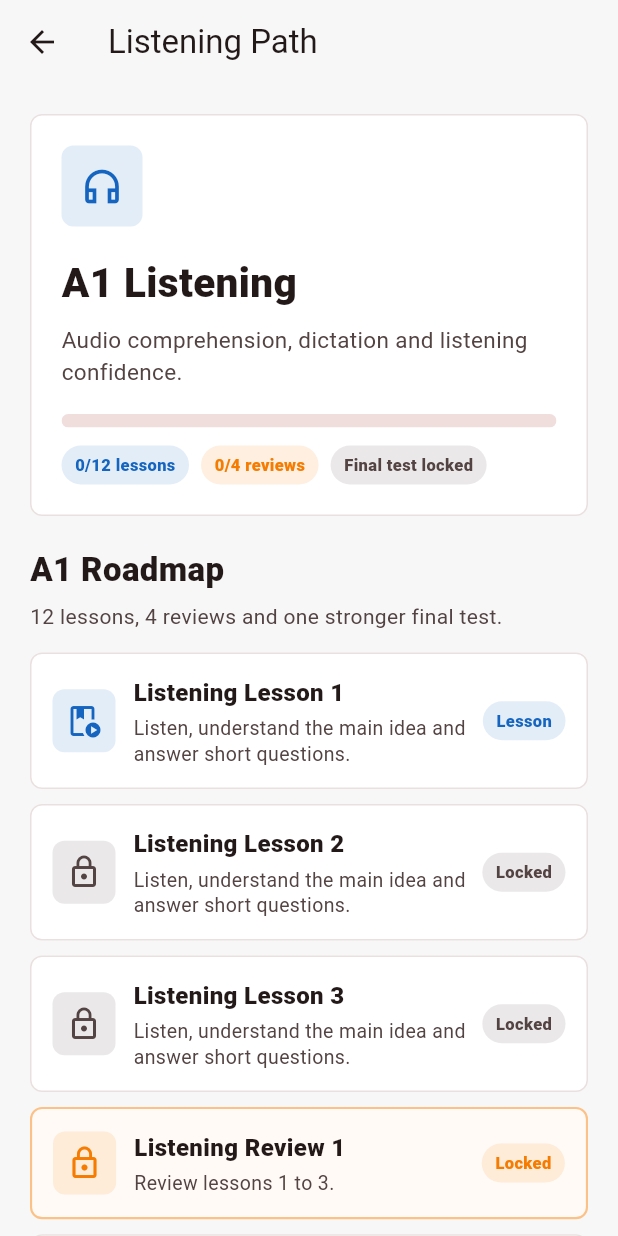
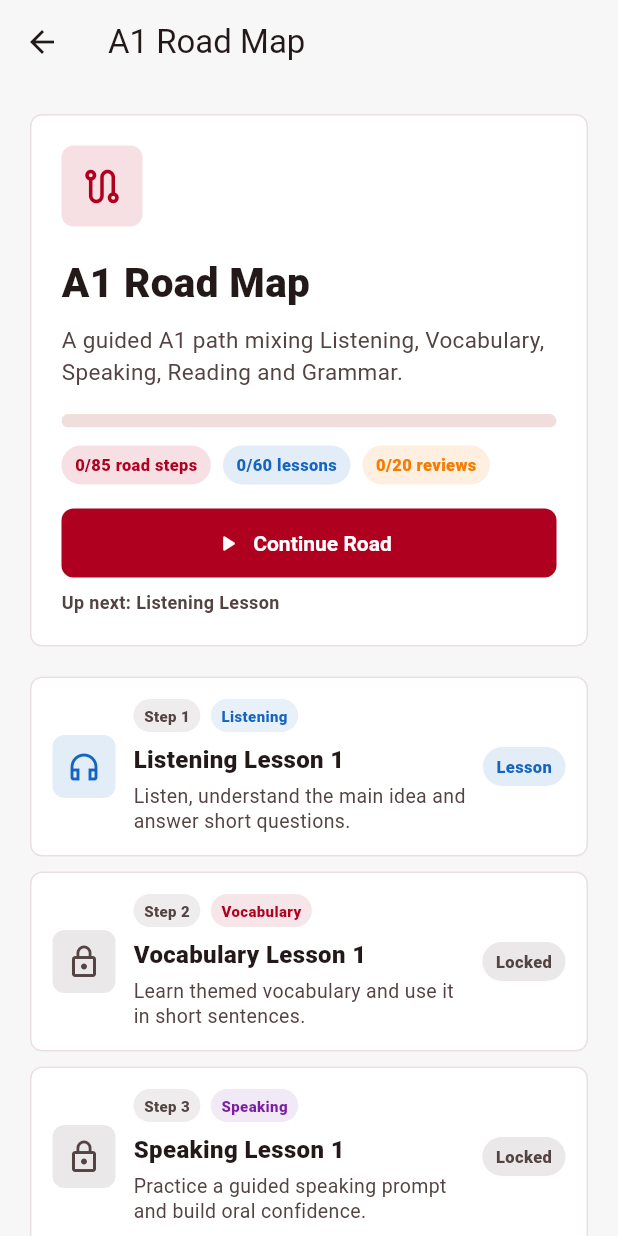
Before and after one commit to vitormendonca/speaknation_app, a Flutter app: the StudentHomeScreen screen opened directly, after a tap on "Continue A1 Road", on a phone screen of 412 x 824 dp. Run offline on Flutter 3.47's test engine with Material 3 defaults, Android fonts, the phone set to English and light mode, and no system bars; our stand-ins replace audioplayers, shared_preferences, supabase_flutter; accounts and stored records are empty; Roboto replaces fonts that are missing (Arial).

Commit message:
Add mixed A1 roadmap

```diff
--- /dev/null
+++ b/lib/screens/student/student_a1_roadmap_screen.dart
@@ -0,0 +1,541 @@
+import 'package:flutter/material.dart';
+
+import '../../data/learning_path_data.dart';
+import '../../models/learning_path_step.dart';
+import '../../services/learning_path_progress_service.dart';
+import '../../theme/app_theme.dart';
+import 'student_learning_step_screen.dart';
+
+class StudentA1RoadmapScreen extends StatefulWidget {
+  const StudentA1RoadmapScreen({super.key});
+
+  @override
+  State<StudentA1RoadmapScreen> createState() => _StudentA1RoadmapScreenState();
+}
+
+class _StudentA1RoadmapScreenState extends State<StudentA1RoadmapScreen> {
+  static const List<String> _roadSkillOrder = [
+    'listening',
+    'vocabulary',
+    'speaking',
+    'reading',
+    'homework',
+  ];
+
+  Set<String> completedStepIds = {};
+  bool isLoading = true;
+
+  List<LearningPathStep> get roadSteps {
+    final steps = <LearningPathStep>[];
+
+    for (int group = 1; group <= 4; group++) {
+      for (int lessonInGroup = 1; lessonInGroup <= 3; lessonInGroup++) {
+        final lessonNumber = ((group - 1) * 3) + lessonInGroup;
+
+        for (final skillId in _roadSkillOrder) {
+          steps.add(
+            _findRoadStep(
+              skillId: skillId,
+              type: LearningPathStepType.lesson,
+              lessonNumber: lessonNumber,
+            ),
+          );
+        }
+      }
+
+      for (final skillId in _roadSkillOrder) {
+        steps.add(
+          _findRoadStep(
+            skillId: skillId,
+            type: LearningPathStepType.review,
+            reviewNumber: group,
+          ),
+        );
+      }
+    }
+
+    for (final skillId in _roadSkillOrder) {
+      steps.add(
+        _findRoadStep(skillId: skillId, type: LearningPathStepType.finalTest),
+      );
+    }
+
+    return steps;
+  }
+
+  @override
+  void initState() {
+    super.initState();
+    _loadProgress();
+  }
+
+  Future<void> _loadProgress() async {
+    final completed = await LearningPathProgressService.getCompletedStepIds();
+
+    if (!mounted) return;
+
+    setState(() {
+      completedStepIds = completed;
+      isLoading = false;
+    });
+  }
+
+  LearningPathStep _findRoadStep({
+    required String skillId,
+    required LearningPathStepType type,
+    int? lessonNumber,
+    int? reviewNumber,
+  }) {
+    return learningPathSteps.firstWhere(
+      (step) =>
+          step.skillId == skillId &&
+          step.type == type &&
+          step.lessonNumber == lessonNumber &&
+          step.reviewNumber == reviewNumber,
+    );
+  }
+
+  bool _isRoadStepUnlocked(int index) {
+    if (index <= 0) {
+      return true;
+    }
+
+    final step = roadSteps[index];
+
+    if (completedStepIds.contains(step.id)) {
+      return true;
+    }
+
+    return completedStepIds.contains(roadSteps[index - 1].id);
+  }
+
+  int? _nextRoadStepIndex(List<LearningPathStep> steps) {
+    for (int index = 0; index < steps.length; index++) {
+      final step = steps[index];
+
+      if (!completedStepIds.contains(step.id) && _isRoadStepUnlocked(index)) {
+        return index;
+      }
+    }
+
+    return null;
+  }
+
+  Future<void> _openStep(int index, LearningPathStep step) async {
+    final isCompleted = completedStepIds.contains(step.id);
+    final isUnlocked = _isRoadStepUnlocked(index);
+
+    if (!isUnlocked) {
+      ScaffoldMessenger.of(context).clearSnackBars();
+      ScaffoldMessenger.of(context).showSnackBar(
+        const SnackBar(
+          content: Text('Complete the previous road step to unlock this.'),
+          behavior: SnackBarBehavior.floating,
+          duration: Duration(milliseconds: 1400),
+        ),
+      );
+      return;
+    }
+
+    final result = await Navigator.push(
+      context,
+      MaterialPageRoute(
+        builder: (_) => StudentLearningStepScreen(
+          step: step,
+          alreadyCompleted: isCompleted,
+        ),
+      ),
+    );
+
+    if (result == true) {
+      await _loadProgress();
+    }
+  }
+
+  @override
+  Widget build(BuildContext context) {
+    final steps = roadSteps;
+
+    return Scaffold(
+      appBar: AppBar(title: const Text('A1 Road Map')),
+      body: RefreshIndicator(
+        onRefresh: _loadProgress,
+        color: AppTheme.brandRed,
+        child: ListView(
+          padding: const EdgeInsets.all(20),
+          children: [
+            _header(context, steps),
+            const SizedBox(height: 20),
+            if (isLoading)
+              const Center(
+                child: Padding(
+                  padding: EdgeInsets.all(28),
+                  child: CircularProgressIndicator(),
+                ),
+              )
+            else
+              for (int index = 0; index < steps.length; index++)
+                _roadStepTile(context, index, steps[index]),
+          ],
+        ),
+      ),
+    );
+  }
+
+  Widget _header(BuildContext context, List<LearningPathStep> steps) {
+    final colors = Theme.of(context).colorScheme;
+    final completedRoadSteps = steps
+        .where((step) => completedStepIds.contains(step.id))
+        .length;
+    final completedLessons = steps
+        .where(
+          (step) =>
+              step.type == LearningPathStepType.lesson &&
+              completedStepIds.contains(step.id),
+        )
+        .length;
+    final completedReviews = steps
+        .where(
+          (step) =>
+              step.type == LearningPathStepType.review &&
+              completedStepIds.contains(step.id),
+        )
+        .length;
+    final progress = steps.isEmpty ? 0.0 : completedRoadSteps / steps.length;
+    final nextIndex = isLoading ? null : _nextRoadStepIndex(steps);
+    VoidCallback? continueAction;
+
+    if (nextIndex != null) {
+      continueAction = () => _openStep(nextIndex, steps[nextIndex]);
+    }
+
+    return Container(
+      width: double.infinity,
+      padding: const EdgeInsets.all(20),
+      decoration: BoxDecoration(
+        color: Theme.of(context).cardColor,
+        borderRadius: BorderRadius.circular(8),
+        border: Border.all(color: colors.outlineVariant.withValues(alpha: 0.5)),
+      ),
+      child: Column(
+        crossAxisAlignment: CrossAxisAlignment.start,
+        children: [
+          Container(
+            width: 54,
+            height: 54,
+            decoration: BoxDecoration(
+              color: AppTheme.brandRed.withValues(alpha: 0.12),
+              borderRadius: BorderRadius.circular(8),
+            ),
+            child: const Icon(
+              Icons.route_outlined,
+              color: AppTheme.brandRed,
+              size: 30,
+            ),
+          ),
+          const SizedBox(height: 18),
+          Text(
+            'A1 Road Map',
+            style: TextStyle(
+              color: colors.onSurface,
+              fontSize: 27,
+              fontWeight: FontWeight.w800,
+            ),
+          ),
+          const SizedBox(height: 8),
+          Text(
+            'A guided A1 path mixing Listening, Vocabulary, Speaking, Reading and Grammar.',
+            style: TextStyle(
+              color: colors.onSurfaceVariant,
+              fontSize: 15,
+              height: 1.4,
+            ),
+          ),
+          const SizedBox(height: 18),
+          ClipRRect(
+            borderRadius: BorderRadius.circular(99),
+            child: LinearProgressIndicator(
+              value: progress.clamp(0.0, 1.0).toDouble(),
+              minHeight: 9,
+              color: AppTheme.brandRed,
+              backgroundColor: colors.surfaceContainerHighest,
+            ),
+          ),
+          const SizedBox(height: 12),
+          Wrap(
+            spacing: 8,
+            runSpacing: 8,
+            children: [
+              _badge(
+                context: context,
+                label: '$completedRoadSteps/${steps.length} road steps',
+                color: AppTheme.brandRed,
+              ),
+              _badge(
+                context: context,
+                label: '$completedLessons/60 lessons',
+                color: AppTheme.info,
+              ),
+              _badge(
+                context: context,
+                label: '$completedReviews/20 reviews',
+                color: AppTheme.warning,
+              ),
+            ],
+          ),
+          const SizedBox(height: 16),
+          SizedBox(
+            width: double.infinity,
+            height: 46,
+            child: ElevatedButton.icon(
+              onPressed: continueAction,
+              icon: Icon(
+                nextIndex == null
+                    ? Icons.check_circle_outline
+                    : Icons.play_arrow_rounded,
+              ),
+              label: Text(
+                nextIndex == null ? 'A1 Road Complete' : 'Continue Road',
+              ),
+            ),
+          ),
+          if (nextIndex != null) ...[
+            const SizedBox(height: 8),
+            Text(
+              'Up next: ${steps[nextIndex].skillTitle} ${steps[nextIndex].type.label}',
+              maxLines: 1,
+              overflow: TextOverflow.ellipsis,
+              style: TextStyle(
+                color: colors.onSurfaceVariant,
+                fontSize: 12,
+                fontWeight: FontWeight.w700,
+              ),
+            ),
+          ],
+        ],
+      ),
+    );
+  }
+
+  Widget _roadStepTile(BuildContext context, int index, LearningPathStep step) {
+    final colors = Theme.of(context).colorScheme;
+    final isCompleted = completedStepIds.contains(step.id);
+    final isUnlocked = _isRoadStepUnlocked(index);
+    final isReview = step.type == LearningPathStepType.review;
+    final isFinalTest = step.type == LearningPathStepType.finalTest;
+    final isMilestone = isReview || isFinalTest;
+    final typeColor = _stepTypeColor(step.type);
+    final skillColor = _skillColor(step.skillId);
+    final stepColor = isCompleted
+        ? AppTheme.success
+        : isMilestone
+        ? typeColor
+        : isUnlocked
+        ? skillColor
+        : colors.onSurfaceVariant;
+    final borderColor = isMilestone
+        ? stepColor.withValues(alpha: isUnlocked ? 0.72 : 0.45)
+        : colors.outlineVariant.withValues(alpha: 0.5);
+    final backgroundColor = isMilestone
+        ? stepColor.withValues(alpha: isUnlocked ? 0.08 : 0.04)
+        : Colors.transparent;
+    final badgeLabel = isCompleted
+        ? 'Done'
+        : isUnlocked
+        ? step.type.label
+        : 'Locked';
+
+    return Container(
+      margin: const EdgeInsets.only(bottom: 10),
+      child: Material(
+        color: Theme.of(context).cardColor,
+        borderRadius: BorderRadius.circular(8),
+        child: InkWell(
+          borderRadius: BorderRadius.circular(8),
+          onTap: () => _openStep(index, step),
+          child: Container(
+            padding: const EdgeInsets.all(14),
+            decoration: BoxDecoration(
+              color: backgroundColor,
+              borderRadius: BorderRadius.circular(8),
+              border: Border.all(
+                color: borderColor,
+                width: isMilestone ? 1.4 : 1,
+              ),
+            ),
+            child: Row(
+              children: [
+                Container(
+                  width: 42,
+                  height: 42,
+                  decoration: BoxDecoration(
+                    color: stepColor.withValues(alpha: 0.12),
+                    borderRadius: BorderRadius.circular(8),
+                  ),
+                  child: Icon(
+                    isCompleted
+                        ? Icons.check_circle_outline
+                        : isUnlocked
+                        ? _stepTypeIcon(step.type, step.skillId)
+                        : Icons.lock_outline,
+                    color: stepColor,
+                    size: 24,
+                  ),
+                ),
+                const SizedBox(width: 12),
+                Expanded(
+                  child: Column(
+                    crossAxisAlignment: CrossAxisAlignment.start,
+                    children: [
+                      Wrap(
+                        spacing: 7,
+                        runSpacing: 5,
+                        crossAxisAlignment: WrapCrossAlignment.center,
+                        children: [
+                          _tinyBadge(
+                            context: context,
+                            label: 'Step ${index + 1}',
+                            color: colors.onSurfaceVariant,
+                          ),
+                          _tinyBadge(
+                            context: context,
+                            label: step.skillTitle,
+                            color: skillColor,
+                          ),
+                        ],
+                      ),
+                      const SizedBox(height: 7),
+                      Text(
+                        step.title,
+                        style: TextStyle(
+                          color: colors.onSurface,
+                          fontSize: 16,
+                          fontWeight: FontWeight.w800,
+                        ),
+                      ),
+                      const SizedBox(height: 4),
+                      Text(
+                        step.description,
+                        style: TextStyle(
+                          color: colors.onSurfaceVariant,
+                          fontSize: 13,
+                          height: 1.3,
+                        ),
+                      ),
+                    ],
+                  ),
+                ),
+                const SizedBox(width: 10),
+                _badge(context: context, label: badgeLabel, color: stepColor),
+              ],
+            ),
+          ),
+        ),
+      ),
+    );
+  }
+
+  Widget _badge({
+    required BuildContext context,
+    required String label,
+    required Color color,
+  }) {
+    return Container(
+      padding: const EdgeInsets.symmetric(horizontal: 9, vertical: 5),
+      decoration: BoxDecoration(
+        color: color.withValues(alpha: 0.12),
+        borderRadius: BorderRadius.circular(99),
+      ),
+      child: Text(
+        label,
+        maxLines: 1,
+        overflow: TextOverflow.ellipsis,
+        style: TextStyle(
+          color: color,
+          fontSize: 11,
+          fontWeight: FontWeight.w800,
+        ),
+      ),
+    );
+  }
+
+  Widget _tinyBadge({
+    required BuildContext context,
+    required String label,
+    required Color color,
+  }) {
+    return Container(
+      padding: const EdgeInsets.symmetric(horizontal: 7, vertical: 4),
+      decoration: BoxDecoration(
+        color: color.withValues(alpha: 0.1),
+        borderRadius: BorderRadius.circular(99),
+      ),
+      child: Text(
+        label,
+        maxLines: 1,
+        overflow: TextOverflow.ellipsis,
+        style: TextStyle(
+          color: color,
+          fontSize: 10,
+          fontWeight: FontWeight.w800,
+        ),
+      ),
+    );
+  }
+
+  Color _skillColor(String skillId) {
+    switch (skillId) {
+      case 'listening':
+        return AppTheme.info;
+      case 'speaking':
+        return const Color(0xFF7B1FA2);
+      case 'reading':
+        return const Color(0xFF00897B);
+      case 'vocabulary':
+        return AppTheme.brandRed;
+      case 'homework':
+        return const Color(0xFF5E35B1);
+      default:
+        return AppTheme.info;
+    }
+  }
+
+  Color _stepTypeColor(LearningPathStepType type) {
+    switch (type) {
+      case LearningPathStepType.lesson:
+        return AppTheme.info;
+      case LearningPathStepType.review:
+        return AppTheme.warning;
+      case LearningPathStepType.finalTest:
+        return AppTheme.brandRed;
+    }
+  }
+
+  IconData _stepTypeIcon(LearningPathStepType type, String skillId) {
+    switch (type) {
+      case LearningPathStepType.lesson:
+        return _skillIcon(skillId);
+      case LearningPathStepType.review:
+        return Icons.rate_review_outlined;
+      case LearningPathStepType.finalTest:
+        return Icons.workspace_premium_outlined;
+    }
+  }
+
+  IconData _skillIcon(String skillId) {
+    switch (skillId) {
+      case 'listening':
+        return Icons.headphones_outlined;
+      case 'speaking':
+        return Icons.mic_none_outlined;
+      case 'reading':
+        return Icons.menu_book_outlined;
+      case 'vocabulary':
+        return Icons.style_outlined;
+      case 'homework':
+        return Icons.edit_note_outlined;
+      default:
+        return Icons.school_outlined;
+    }
+  }
+}
--- a/lib/screens/student/student_home_screen.dart
+++ b/lib/screens/student/student_home_screen.dart
@@ -6,6 +6,7 @@ import '../../services/assignment_service.dart';
 import '../../services/learning_path_progress_service.dart';
 import '../../theme/app_theme.dart';
 import '../../theme/theme_controller.dart';
+import 'student_a1_roadmap_screen.dart';
 import 'student_assignments_screen.dart';
 import 'student_learning_path_screen.dart';
 import 'student_level_tests_screen.dart';
@@ -371,10 +372,8 @@ class _StudentHomeScreenState extends State<StudentHomeScreen> {
                 title: 'Path',
                 value: '$pathCompleted/60',
                 color: AppTheme.info,
-                onTap: () => openScreen(
-                  context,
-                  StudentLearningPathScreen(skillId: nextSkillId),
-                ),
+                onTap: () =>
+                    openScreen(context, const StudentA1RoadmapScreen()),
               ),
             ),
             SizedBox(
@@ -403,10 +402,8 @@ class _StudentHomeScreenState extends State<StudentHomeScreen> {
                 title: 'Done',
                 value: pathCompleted.toString(),
                 color: AppTheme.success,
-                onTap: () => openScreen(
-                  context,
-                  StudentLearningPathScreen(skillId: nextSkillId),
-                ),
+                onTap: () =>
+                    openScreen(context, const StudentA1RoadmapScreen()),
               ),
             ),
             SizedBox(
@@ -741,10 +738,7 @@ class _StudentHomeScreenState extends State<StudentHomeScreen> {
       color: Colors.transparent,
       child: InkWell(
         borderRadius: BorderRadius.circular(8),
-        onTap: () => openScreen(
-          context,
-          StudentLearningPathScreen(skillId: nextSkillId),
-        ),
+        onTap: () => openScreen(context, const StudentA1RoadmapScreen()),
         child: Container(
           width: double.infinity,
           padding: const EdgeInsets.all(14),
@@ -785,7 +779,7 @@ class _StudentHomeScreenState extends State<StudentHomeScreen> {
                     ),
                     const SizedBox(height: 4),
                     Text(
-                      'Open $nextSkillTitle and keep your path moving.',
+                      'Next focus: $nextSkillTitle inside the guided road.',
                       maxLines: 1,
                       overflow: TextOverflow.ellipsis,
                       style: TextStyle(
```
